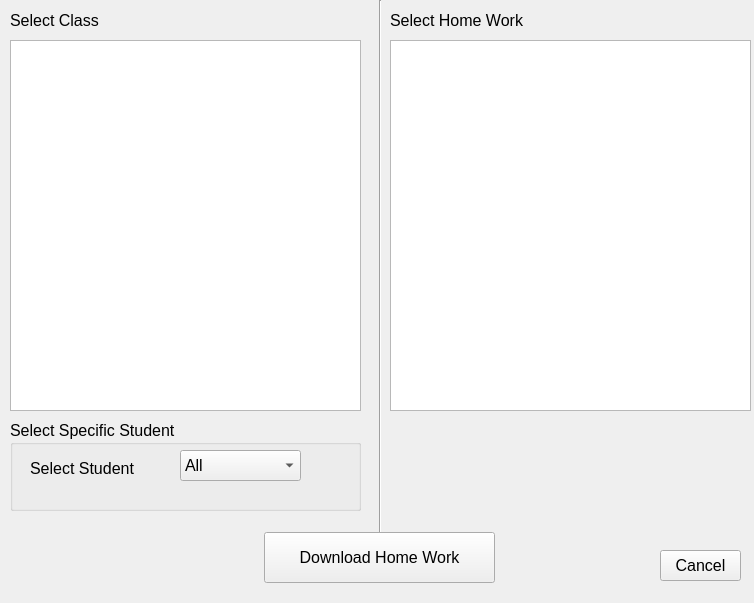
First picture: the form in downloadfile.ui, repository dkithmal/BinduProjectTeacher, before the edit.
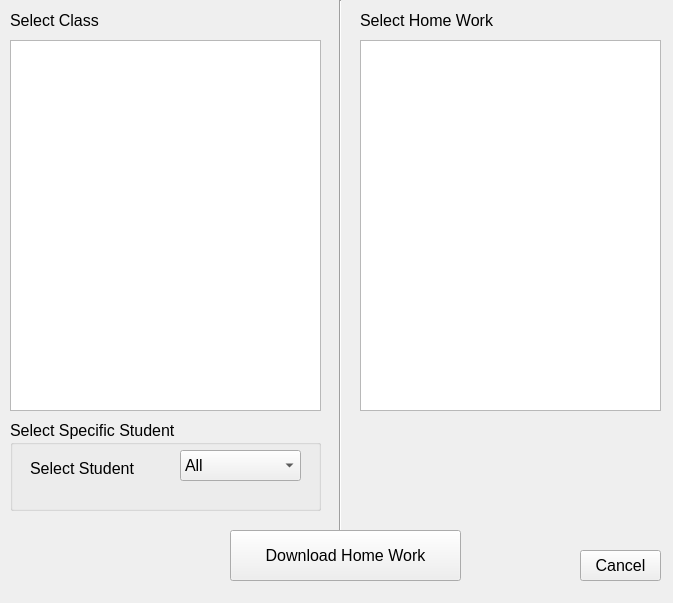
Second picture: the form after the edit.

```diff
--- a/downloadfile.ui
+++ b/downloadfile.ui
@@ -6,7 +6,7 @@
    <rect>
     <x>0</x>
     <y>0</y>
-    <width>754</width>
+    <width>673</width>
     <height>603</height>
    </rect>
   </property>
@@ -21,9 +21,9 @@
   <widget class="QTreeWidget" name="tWSelectHomeWork">
    <property name="geometry">
     <rect>
-     <x>390</x>
+     <x>360</x>
      <y>40</y>
-     <width>361</width>
+     <width>301</width>
      <height>371</height>
     </rect>
    </property>
@@ -49,7 +49,7 @@
     <rect>
      <x>10</x>
      <y>420</y>
-     <width>351</width>
+     <width>311</width>
      <height>91</height>
     </rect>
    </property>
@@ -90,7 +90,7 @@
     <rect>
      <x>10</x>
      <y>40</y>
-     <width>351</width>
+     <width>311</width>
      <height>371</height>
     </rect>
    </property>
@@ -100,7 +100,7 @@
     </font>
    </property>
    <property name="sortingEnabled">
-    <bool>true</bool>
+    <bool>false</bool>
    </property>
    <attribute name="headerVisible">
     <bool>false</bool>
@@ -114,7 +114,7 @@
   <widget class="Line" name="line">
    <property name="geometry">
     <rect>
-     <x>370</x>
+     <x>330</x>
      <y>0</y>
      <width>20</width>
      <height>541</height>
@@ -140,7 +140,7 @@
   <widget class="QPushButton" name="pBClose">
    <property name="geometry">
     <rect>
-     <x>660</x>
+     <x>580</x>
      <y>550</y>
      <width>81</width>
      <height>31</height>
@@ -153,7 +153,7 @@
   <widget class="QLabel" name="label_3">
    <property name="geometry">
     <rect>
-     <x>390</x>
+     <x>360</x>
      <y>10</y>
      <width>141</width>
      <height>21</height>
@@ -166,8 +166,8 @@
   <widget class="QPushButton" name="pBDownload">
    <property name="geometry">
     <rect>
-     <x>264</x>
-     <y>532</y>
+     <x>230</x>
+     <y>530</y>
      <width>231</width>
      <height>51</height>
     </rect>
```
